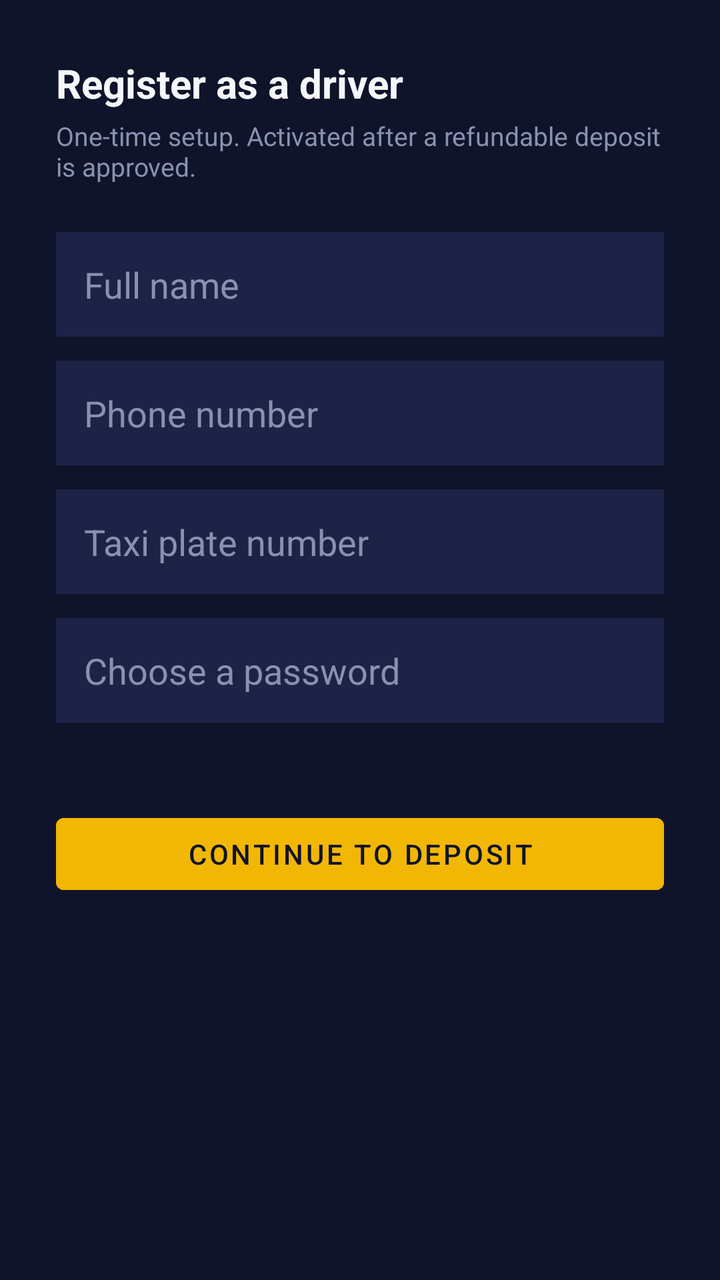
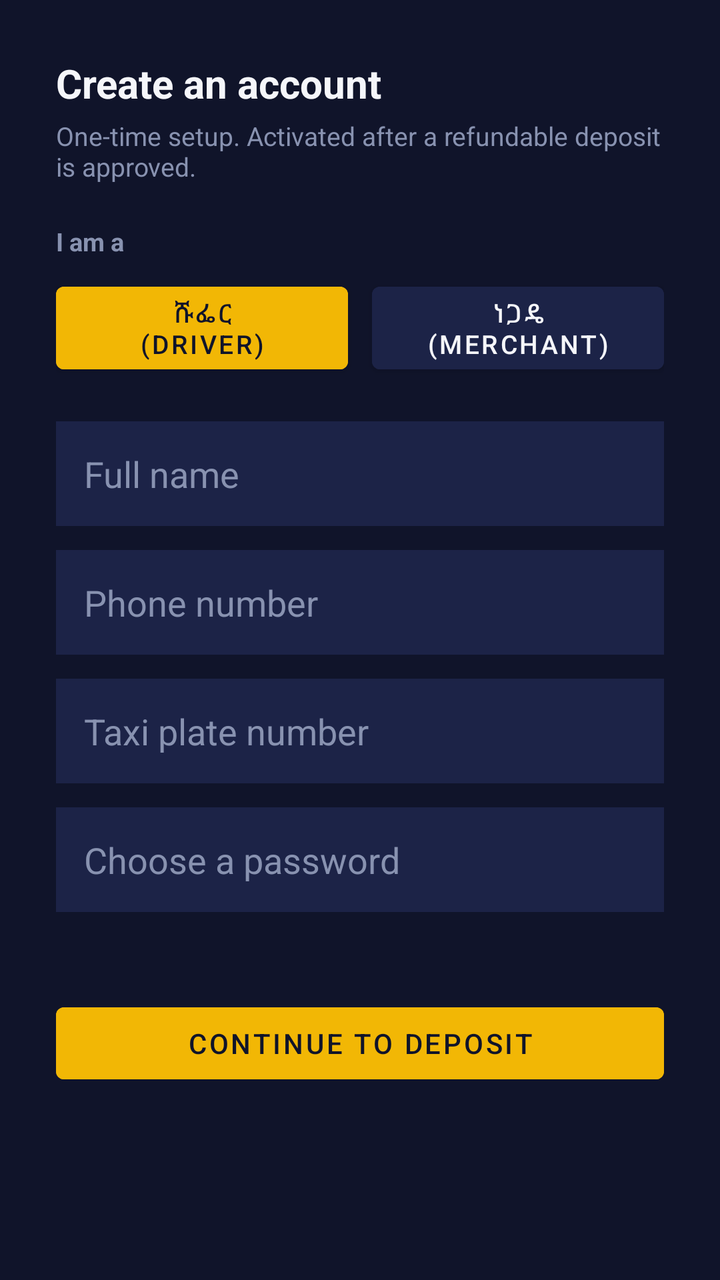

An Android layout rendered at two revisions. The XML below is the earlier revision; the diff shows what the commit changed to produce the second picture.
<!-- AndroidManifest.xml: application theme Theme.PaymentAnnouncer -->
<!-- res/layout/activity_register.xml -->
<?xml version="1.0" encoding="utf-8"?>
<ScrollView xmlns:android="http://schemas.android.com/apk/res/android"
    android:layout_width="match_parent"
    android:layout_height="match_parent"
    android:background="@color/bg">

<LinearLayout
    android:layout_width="match_parent"
    android:layout_height="wrap_content"
    android:orientation="vertical"
    android:padding="28dp">

    <TextView
        android:layout_width="wrap_content"
        android:layout_height="wrap_content"
        android:text="Register as a driver"
        android:textColor="@color/text"
        android:textSize="20sp"
        android:textStyle="bold"
        android:layout_marginBottom="4dp" />

    <TextView
        android:layout_width="wrap_content"
        android:layout_height="wrap_content"
        android:text="One-time setup. Activated after a refundable deposit is approved."
        android:textColor="@color/text_dim"
        android:textSize="13sp"
        android:layout_marginBottom="24dp" />

    <EditText android:id="@+id/nameInput" android:layout_width="match_parent" android:layout_height="wrap_content"
        android:hint="Full name" android:textColor="@color/text" android:textColorHint="@color/text_dim"
        android:padding="14dp" android:background="@color/panel" android:layout_marginBottom="12dp" />

    <EditText android:id="@+id/phoneInput" android:layout_width="match_parent" android:layout_height="wrap_content"
        android:hint="Phone number" android:inputType="phone" android:textColor="@color/text" android:textColorHint="@color/text_dim"
        android:padding="14dp" android:background="@color/panel" android:layout_marginBottom="12dp" />

    <EditText android:id="@+id/plateInput" android:layout_width="match_parent" android:layout_height="wrap_content"
        android:hint="Taxi plate number" android:textColor="@color/text" android:textColorHint="@color/text_dim"
        android:padding="14dp" android:background="@color/panel" android:layout_marginBottom="12dp" />

    <EditText android:id="@+id/passwordInput" android:layout_width="match_parent" android:layout_height="wrap_content"
        android:hint="Choose a password" android:inputType="textPassword" android:textColor="@color/text" android:textColorHint="@color/text_dim"
        android:padding="14dp" android:background="@color/panel" android:layout_marginBottom="16dp" />

    <TextView android:id="@+id/registerError" android:layout_width="match_parent" android:layout_height="wrap_content"
        android:textColor="@color/danger" android:textSize="13sp" android:layout_marginBottom="8dp" />

    <Button android:id="@+id/registerButton" android:layout_width="match_parent" android:layout_height="wrap_content"
        android:text="Continue to deposit" android:backgroundTint="@color/gold" android:textColor="@color/bg" />

</LinearLayout>
</ScrollView>
<!-- resources referenced by this layout -->
<resources>
  <color name="bg">#10142A</color>
  <color name="danger">#E8615A</color>
  <color name="gold">#F2B705</color>
  <color name="panel">#1C2347</color>
  <color name="text">#F5F6FA</color>
  <color name="text_dim">#8892B0</color>
  <style name="Theme.PaymentAnnouncer" parent="Theme.MaterialComponents.DayNight.NoActionBar">
          <item name="colorPrimary">@color/gold</item>
          <item name="colorPrimaryDark">@color/bg</item>
          <item name="colorAccent">@color/mint</item>
          <item name="android:windowBackground">@color/bg</item>
      </style>
  <color name="mint">#3FCF8E</color>
</resources>

<!-- the commit's change to res/layout/activity_register.xml (unified diff, before → after) -->
@@ -13,7 +13,7 @@
     <TextView
         android:layout_width="wrap_content"
         android:layout_height="wrap_content"
-        android:text="Register as a driver"
+        android:text="Create an account"
         android:textColor="@color/text"
         android:textSize="20sp"
         android:textStyle="bold"
@@ -25,11 +25,40 @@
         android:text="One-time setup. Activated after a refundable deposit is approved."
         android:textColor="@color/text_dim"
         android:textSize="13sp"
-        android:layout_marginBottom="24dp" />
+        android:layout_marginBottom="20dp" />
+
+    <TextView
+        android:layout_width="wrap_content"
+        android:layout_height="wrap_content"
+        android:text="I am a"
+        android:textColor="@color/text_dim"
+        android:textSize="12.5sp"
+        android:textStyle="bold"
+        android:layout_marginBottom="8dp" />
+
+    <LinearLayout
+        android:layout_width="match_parent"
+        android:layout_height="wrap_content"
+        android:orientation="horizontal"
+        android:layout_marginBottom="20dp">
+
+        <Button android:id="@+id/roleDriverButton" android:layout_width="0dp" android:layout_height="wrap_content"
+            android:layout_weight="1" android:text="ሹፌር\n(Driver)" android:backgroundTint="@color/gold"
+            android:textColor="@color/bg" android:textSize="13sp" android:layout_marginEnd="6dp" />
+
+        <Button android:id="@+id/roleMerchantButton" android:layout_width="0dp" android:layout_height="wrap_content"
+            android:layout_weight="1" android:text="ነጋዴ\n(Merchant)" android:backgroundTint="@color/panel"
+            android:textColor="@color/text" android:textSize="13sp" android:layout_marginStart="6dp" />
+    </LinearLayout>
 
     <EditText android:id="@+id/nameInput" android:layout_width="match_parent" android:layout_height="wrap_content"
         android:hint="Full name" android:textColor="@color/text" android:textColorHint="@color/text_dim"
         android:padding="14dp" android:background="@color/panel" android:layout_marginBottom="12dp" />
+
+    <EditText android:id="@+id/shopNameInput" android:layout_width="match_parent" android:layout_height="wrap_content"
+        android:hint="Shop name / የሱቅ ስም" android:textColor="@color/text" android:textColorHint="@color/text_dim"
+        android:padding="14dp" android:background="@color/panel" android:layout_marginBottom="12dp"
+        android:visibility="gone" />
 
     <EditText android:id="@+id/phoneInput" android:layout_width="match_parent" android:layout_height="wrap_content"
         android:hint="Phone number" android:inputType="phone" android:textColor="@color/text" android:textColorHint="@color/text_dim"
